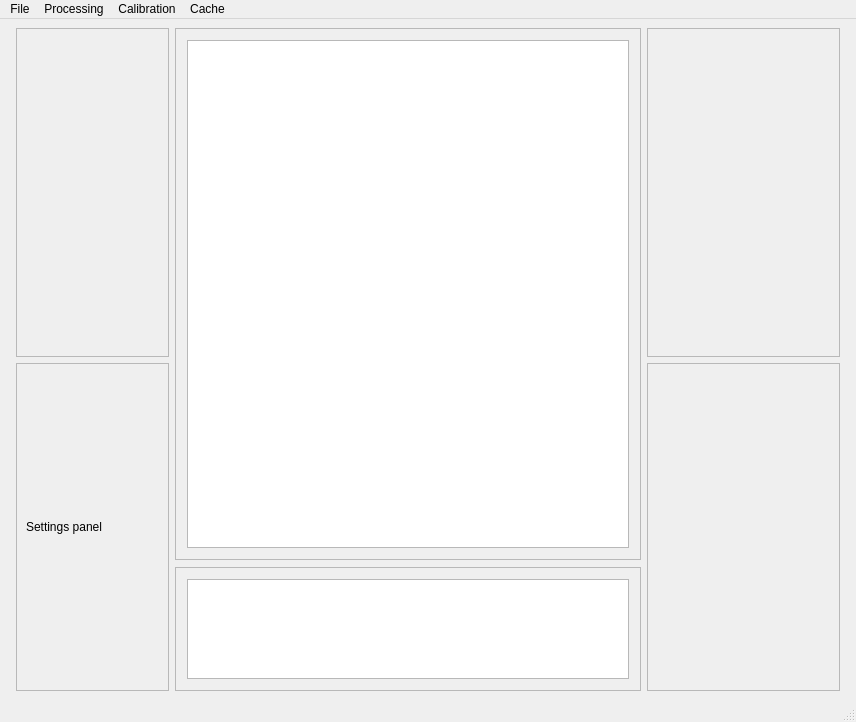
Above: resources/ui/mainwindow.ui from Julek-AK/PolarVis before the change. Below: the same form after it.
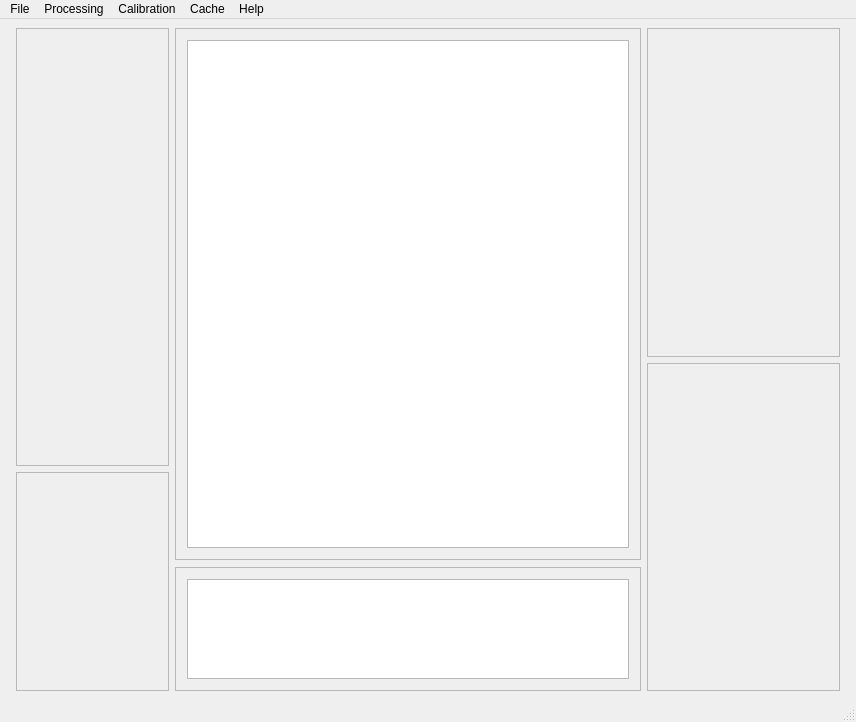
That is the form after the change. Custom widgets are drawn as their Qt base class.

Commit message: Update: Introduce settings management

The edit to the form file:
```diff
--- a/resources/ui/mainwindow.ui
+++ b/resources/ui/mainwindow.ui
@@ -62,6 +62,12 @@
        </property>
        <item>
         <widget class="CalibrationPanel" name="frame_calibration_panel">
+         <property name="sizePolicy">
+          <sizepolicy hsizetype="Preferred" vsizetype="Preferred">
+           <horstretch>0</horstretch>
+           <verstretch>2</verstretch>
+          </sizepolicy>
+         </property>
          <property name="frameShape">
           <enum>QFrame::Shape::StyledPanel</enum>
          </property>
@@ -72,22 +78,20 @@
         </widget>
        </item>
        <item>
-        <widget class="QFrame" name="frame_settings">
+        <widget class="SettingsDisplayPanel" name="frame_settings">
+         <property name="sizePolicy">
+          <sizepolicy hsizetype="Preferred" vsizetype="Preferred">
+           <horstretch>0</horstretch>
+           <verstretch>1</verstretch>
+          </sizepolicy>
+         </property>
          <property name="frameShape">
           <enum>QFrame::Shape::StyledPanel</enum>
          </property>
          <property name="frameShadow">
           <enum>QFrame::Shadow::Raised</enum>
          </property>
-         <layout class="QVBoxLayout" name="verticalLayout_8">
-          <item>
-           <widget class="QLabel" name="label_4">
-            <property name="text">
-             <string>Settings panel</string>
-            </property>
-           </widget>
-          </item>
-         </layout>
+         <layout class="QVBoxLayout" name="verticalLayout_8"/>
         </widget>
        </item>
       </layout>
@@ -328,10 +332,17 @@
     <addaction name="actionInfoCalibration"/>
     <addaction name="actionCompute_Calibration"/>
    </widget>
+   <widget class="QMenu" name="menuHelp">
+    <property name="title">
+     <string>Help</string>
+    </property>
+    <addaction name="actionGitHub"/>
+   </widget>
    <addaction name="menuFile"/>
    <addaction name="menuProcessing"/>
    <addaction name="menuCalibration"/>
    <addaction name="menuCache"/>
+   <addaction name="menuHelp"/>
   </widget>
   <widget class="QStatusBar" name="statusbar"/>
   <action name="actionLoad_Image">
@@ -427,6 +438,12 @@
    <header>polarvis.gui.calibration_panel</header>
    <container>1</container>
   </customwidget>
+  <customwidget>
+   <class>SettingsDisplayPanel</class>
+   <extends>QFrame</extends>
+   <header location="global">polarvis.gui.settings_display_panel</header>
+   <container>1</container>
+  </customwidget>
  </customwidgets>
  <resources/>
  <connections/>
```
Left out of the diff: 13 changed lines with no effect on the pictures. The commit also changes 11 other files.
